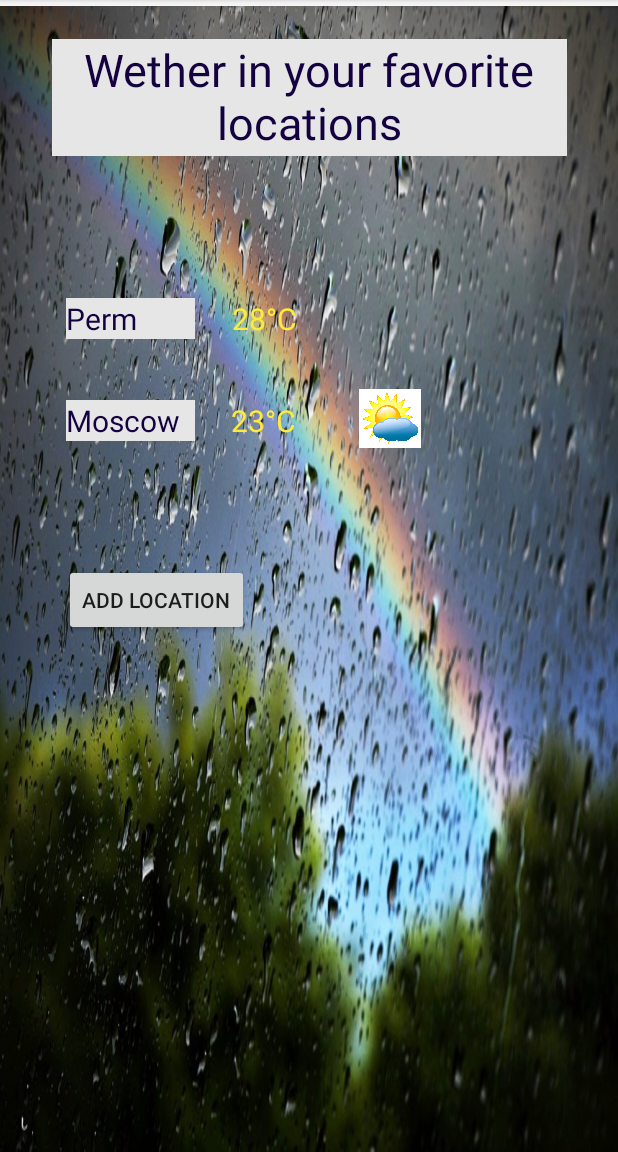
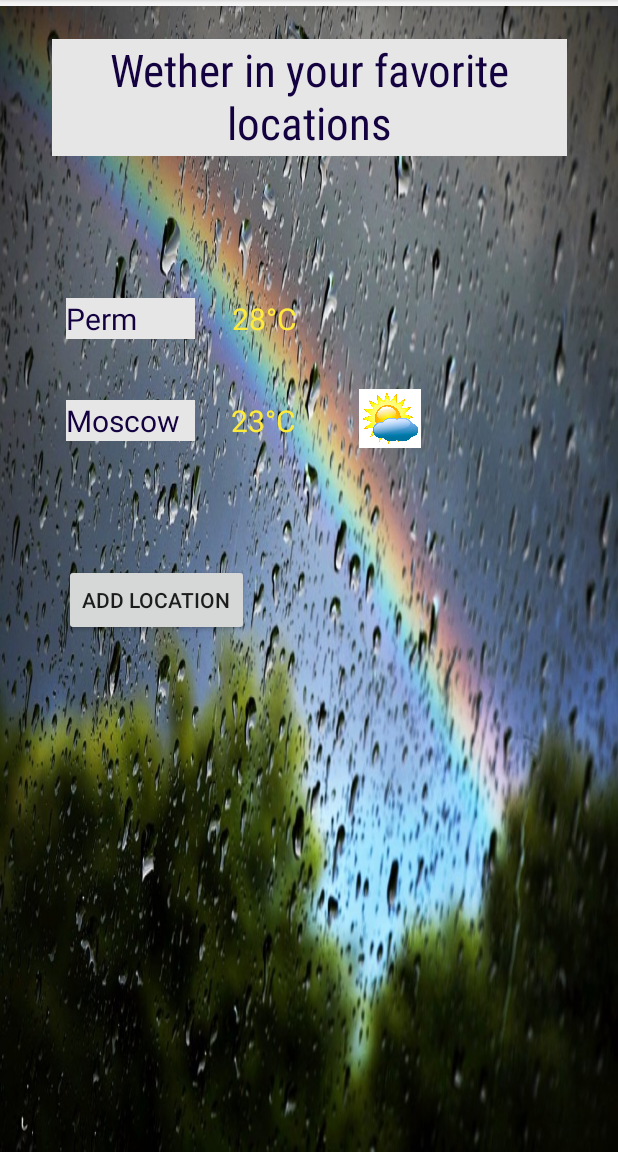
Before and after one commit to YlishnaF/Android_lession1, an Android app: the screen it shows after launch (MainActivity), on a phone screen of 412 x 824 dp, the part 84-1236 px from its top. Run offline under Robolectric (Android 15) with nearby library versions, the phone set to English and light mode, and no system bars.

Commit message:
second commit

```diff
--- a/app/src/main/res/layout/activity_main.xml
+++ b/app/src/main/res/layout/activity_main.xml
@@ -21,6 +21,7 @@
         android:layout_height="78dp"
         android:background="#E6E6E6"
         android:text="@string/title"
+        android:fontFamily="sans-serif-condensed"
         android:textAlignment="center"
         android:textColor="@color/colorPrimaryDark"
         android:textSize="30dp"
@@ -84,6 +85,7 @@
         android:layout_height="wrap_content"
         android:layout_marginTop="24dp"
         android:text="28°С "
+        android:textFontWeight="@android:integer/config_longAnimTime"
         android:textColor="#FFEB3B"
         android:textSize="20dp"
         app:layout_constraintBottom_toBottomOf="@+id/textView2"
@@ -100,6 +102,7 @@
         android:layout_marginStart="24dp"
         android:layout_marginTop="24dp"
         android:text="23°С "
+        android:textFontWeight="@android:integer/config_longAnimTime"
         android:textColor="#FFEB3B"
         android:textSize="20dp"
         app:layout_constraintBottom_toBottomOf="@+id/textView3"
```
